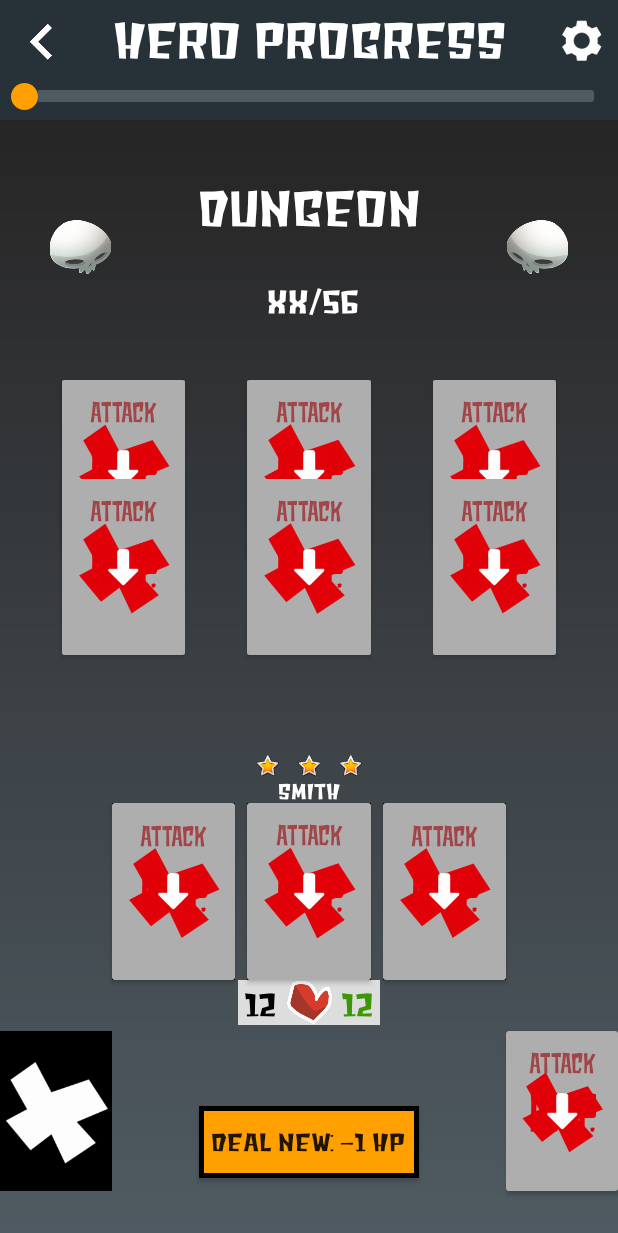
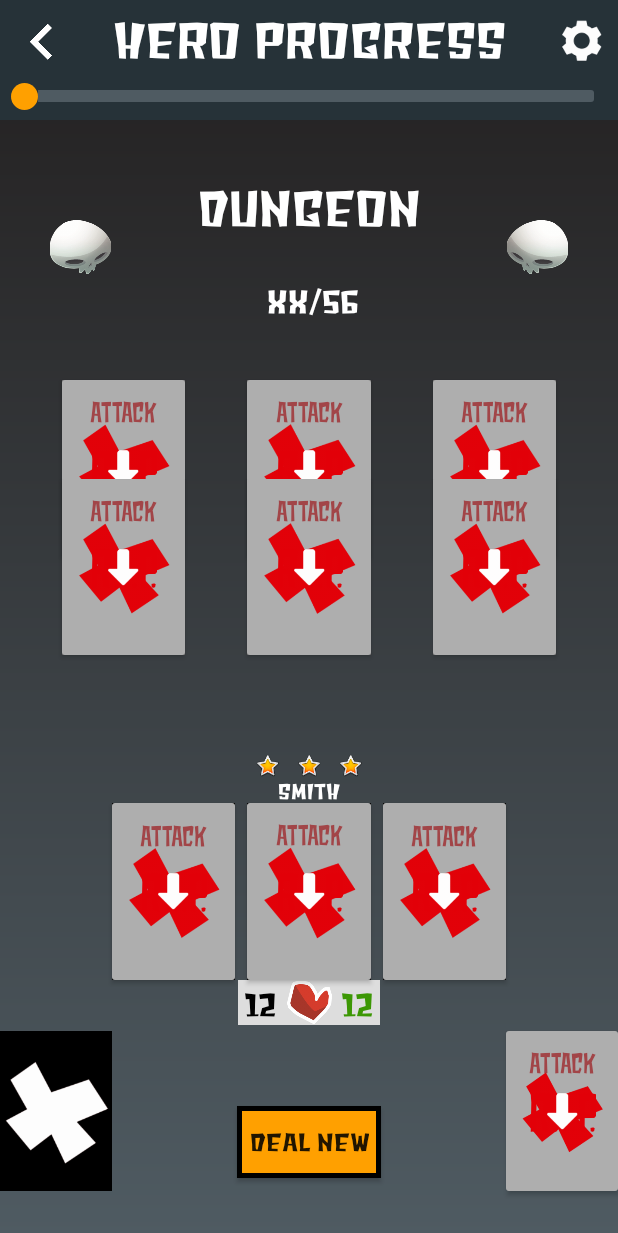
Before and after one commit to manamanah/miscreant, an Android app: the layout fragment_game.xml on its own in the app's theme, with its tools: preview values and no code run, on a phone screen of 412 x 824 dp. Shown: the top 1233 px of the screen. Run offline under Robolectric (Android 15) with nearby library versions, the phone set to English and light mode, and no system bars.

Commit message:
feat: Implement "deal new button" functionality

```diff
--- a/app/src/main/res/layout/fragment_game.xml
+++ b/app/src/main/res/layout/fragment_game.xml
@@ -390,7 +390,8 @@
                 android:contentDescription="@string/deal_new_desc"
                 android:paddingStart="@dimen/spacing_normal"
                 android:paddingEnd="@dimen/spacing_normal"
-                android:text="@string/deal_new"
+                android:text='@{gameViewModel.dealNewPenalty == 0 ? @string/deal_new : @string/deal_new + ": -" + Integer.toString(gameViewModel.dealNewPenalty) + " HP"}'
+                tools:text="@string/deal_new"
                 android:textScaleX="@fraction/letter_spacing_normal"
                 app:layout_constraintBottom_toBottomOf="parent"
                 app:layout_constraintEnd_toStartOf="@id/card_backpack"
--- a/app/src/main/res/values/strings.xml
+++ b/app/src/main/res/values/strings.xml
@@ -44,7 +44,7 @@
     <string name="back_button_desc">back button</string>
     <string name="credits">CREDITS</string>
     <string name="credits_button_desc">Credits button</string>
-    <string name="deal_new">deal new: -1 HP</string>
+    <string name="deal_new">deal new</string>
     <string name="deal_new_desc">deal new dungeon cards, suffer 1 damage</string>
     <string name="highscore">HIGHSCORES</string>
     <string name="highscore_button_desc">Highscores button</string>
```
Also changed, not shown: app/src/main/java/com/example/android/miscreant/viewmodels/GameViewModel.kt (+24 -0 lines), app/src/main/java/com/example/android/miscreant/views/GameFragment.kt (+6 -4 lines), 1 other file.
